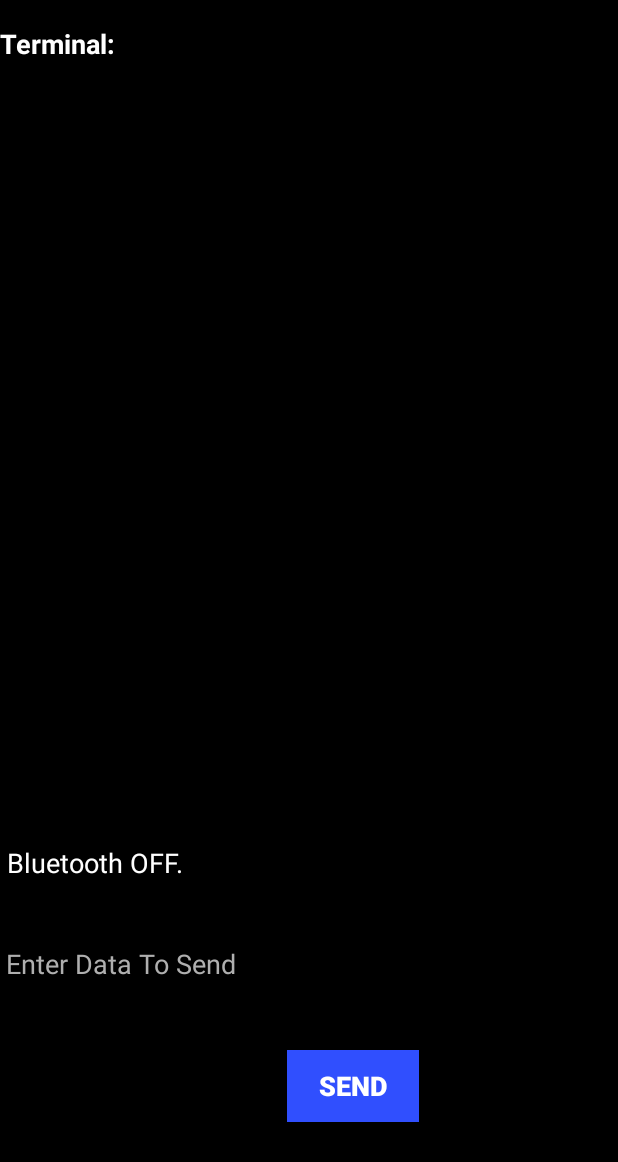
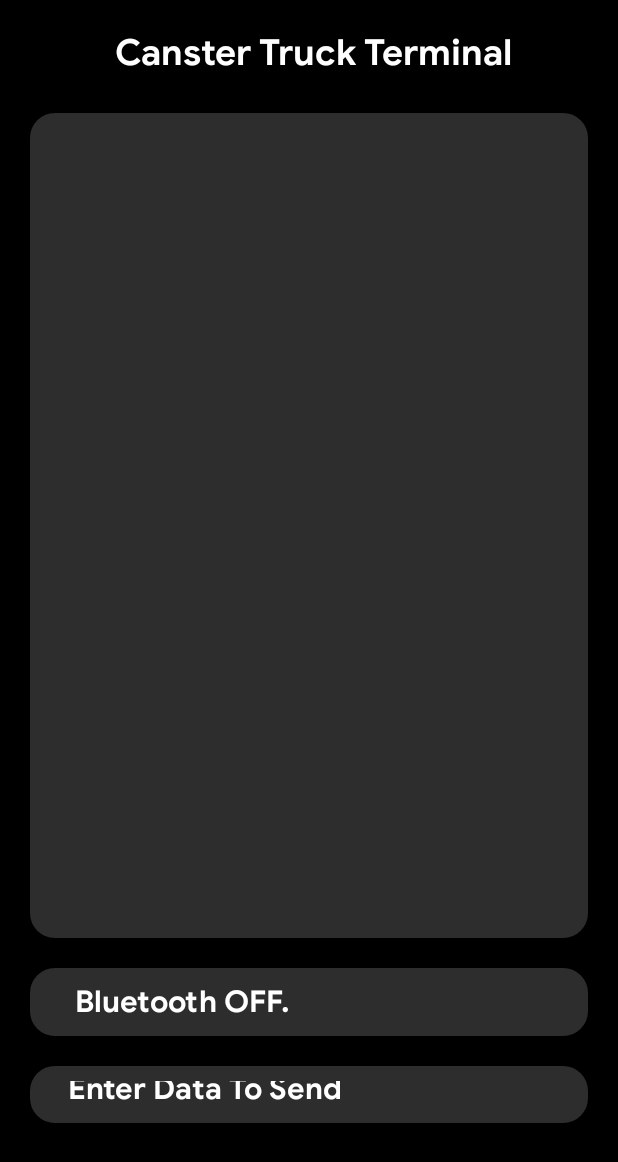
Before and after one commit to akhilcherukuri/canster_truck_application, an Android app: the DebugActivity screen opened directly, with no data from a screen before it, on a phone screen of 412 x 824 dp. Shown: the top 1162 px of the screen. Run offline under Robolectric (Android 15) with nearby library versions, the phone set to English and light mode, and no system bars; libraries missing offline, so code that uses them is left out: com.google.maps.android; 2 statements that could not run were skipped.

Commit message:
debug ui changed

```diff
--- a/app/src/main/java/com/cmpe243/canstertest/DebugActivity.java
+++ b/app/src/main/java/com/cmpe243/canstertest/DebugActivity.java
@@ -36,7 +36,7 @@ public class DebugActivity extends AppCompatActivity {
     public static String EXTRA_ADDRESS = "device_address";
 
     Button send_btn,start_btn,stop_btn;
-    TextView status,rxData;
+    TextView status, receivedData;
     EditText editText;
     @Override
     protected void onCreate(Bundle savedInstanceState) {
@@ -49,17 +49,17 @@ public class DebugActivity extends AppCompatActivity {
         mBluetoothAdapter = BluetoothAdapter.getDefaultAdapter();
         //Bluetooth_Setting:
 
-        rxData=(TextView)findViewById(R.id.rxData) ;
+        receivedData =(TextView)findViewById(R.id.rxData) ;
         status=(TextView)findViewById(R.id.status);
         send_btn=(Button)findViewById(R.id.send_btn);
-        start_btn=(Button)findViewById(R.id.start_btn);
-        stop_btn=(Button) findViewById(R.id.stop_btn);
+//        start_btn=(Button)findViewById(R.id.start_btn);
+//        stop_btn=(Button) findViewById(R.id.stop_btn);
         //end_btn=(Button)findViewById(R.id.end_btn);
         editText=(EditText) findViewById(R.id.editText);
         appendMessages = new StringBuilder();
         appendMessages2 = new StringBuilder();
 
-        rxData.setMovementMethod(new ScrollingMovementMethod());
+        receivedData.setMovementMethod(new ScrollingMovementMethod());
 
         userToast("Status: Connected to ",mConnectedDeviceAddress,true);
         BottomNavigationView bottomNavigationView = findViewById(R.id.bottomNavBar);
@@ -83,6 +83,15 @@ public class DebugActivity extends AppCompatActivity {
                         Toast.makeText(DebugActivity.this, "Bluetooth Restart", Toast.LENGTH_SHORT).show();
                         mChatService.stop();
                         setupChat();
+                        break;
+                    case R.id.navigation_info:
+                        if (mChatService != null) {
+                            mChatService.stop();
+                        }
+                        mBluetoothAdapter.cancelDiscovery();
+                        Intent openActivity2 = new Intent(DebugActivity.this, InfoActivity.class);
+                        openActivity2.putExtra(EXTRA_ADDRESS,mConnectedDeviceAddress);
+                        startActivityForResult(openActivity2,1);
                         break;
 
                 }
@@ -201,27 +210,27 @@ public class DebugActivity extends AppCompatActivity {
     public void send_btn(View view) {
         String message = (editText.getText().toString() + "\r\n");
         appendMessages.append("TX: \t" + message + "\n");
-        rxData.setText(appendMessages);
+        receivedData.setText(appendMessages);
         sendMessage(message);
     }
 
     public void start_btn(View view) {
         String message = "$START\r\n";
         appendMessages.append("TX: \t" + message + "\n");
-        rxData.setText(appendMessages);
+        receivedData.setText(appendMessages);
         sendMessage(message);
     }
 
     public void stop_btn(View view) {
         String message = "$STOP\r\n";
         appendMessages.append("TX: \t" + message + "\n");
-        rxData.setText(appendMessages);
+        receivedData.setText(appendMessages);
         sendMessage(message);
     }
 
     private void parseMessage(String readMessage) {
         appendMessages.append("RX: \t" + readMessage + "\n");
-        rxData.setText(appendMessages);
+        receivedData.setText(appendMessages);
         //rxData.setText("RX: "+readMessage);
     }
 
--- /dev/null
+++ b/app/src/main/res/drawable/rounded_corner.xml
@@ -0,0 +1,16 @@
+<?xml version="1.0" encoding="utf-8"?>
+<shape xmlns:android="http://schemas.android.com/apk/res/android" >
+    <stroke
+        android:width="1dp"
+        android:color="@color/grey2" />
+
+    <solid android:color="@color/grey2" />
+
+    <padding
+        android:left="1dp"
+        android:right="1dp"
+        android:bottom="1dp"
+        android:top="1dp" />
+
+    <corners android:radius="16dp" />
+</shape>
--- a/app/src/main/res/layout/activity_debug.xml
+++ b/app/src/main/res/layout/activity_debug.xml
@@ -7,111 +7,97 @@
     android:background="#000000">
 
     <TextView
-        android:id="@+id/status"
-        android:layout_width="0dp"
+        android:id="@+id/textView"
+        android:layout_width="match_parent"
         android:layout_height="wrap_content"
-        android:layout_below="@+id/editText"
-        android:text="Status: "
-        android:textColor="#FFFFFF"
-        android:textSize="18sp"
-        app:layout_constraintBottom_toTopOf="@+id/editText"
+        android:layout_margin="20dp"
+        android:layout_marginStart="20dp"
+        android:layout_marginTop="35dp"
+        android:layout_marginEnd="20dp"
+        android:fontFamily="@font/googlesans_bold"
+        android:text=" Canster Truck Terminal"
+        android:textAlignment="center"
+        android:textColor="@color/white"
+        android:textSize="24sp"
         app:layout_constraintEnd_toEndOf="parent"
         app:layout_constraintStart_toStartOf="parent"
-        app:layout_constraintTop_toBottomOf="@+id/rxData" />
+        app:layout_constraintTop_toTopOf="parent" />
 
+    <LinearLayout
+        android:layout_width="match_parent"
+        android:layout_height="match_parent"
+        android:layout_marginTop="65dp"
+        android:layout_marginBottom="65dp"
+        android:orientation="vertical"
+        android:layout_marginRight="10dp"
+        android:layout_marginLeft="10dp"
+        app:layout_constraintBottom_toBottomOf="parent"
+        app:layout_constraintTop_toTopOf="parent"
+        tools:layout_editor_absoluteX="15dp">
 
+        <TextView
+            android:id="@+id/rxData"
+            android:layout_width="match_parent"
+            android:layout_height="550dp"
+            android:layout_gravity="center"
+            android:layout_margin="10dp"
+            android:paddingTop="10dp"
+            android:paddingRight="20dp"
+            android:paddingLeft="20dp"
+            android:paddingBottom="10dp"
+            android:background="@drawable/rounded_corner"
+            android:scrollbars="horizontal"
+            android:textColor="@android:color/white"
+            android:textSize="18sp"
+            android:textStyle="bold" />
+
+        <TextView
+            android:id="@+id/status"
+            android:layout_width="match_parent"
+            android:layout_height="wrap_content"
+            android:background="@drawable/rounded_corner"
+            android:fontFamily="@font/googlesans_bold"
+            android:paddingLeft="25dp"
+            android:layout_margin="10dp"
+            android:paddingTop="10dp"
+            android:paddingRight="25dp"
+            android:paddingBottom="10dp"
+            android:text="Status: "
+            android:textColor="@color/white"
+            android:textColorHint="@color/white"
+            android:textSize="20sp" />
 
         <EditText
             android:id="@+id/editText"
             android:layout_width="match_parent"
             android:layout_height="wrap_content"
-        android:layout_alignParentTop="true"
-        android:layout_marginTop="16dp"
-        android:layout_marginBottom="8dp"
-        android:ems="10"
+            android:background="@drawable/rounded_corner"
+            android:fontFamily="@font/googlesans_bold"
             android:hint="Enter Data To Send"
             android:inputType="textPersonName"
-        android:textColor="#FFFFFF"
-        android:textColorHint="#AFAFAF"
-        android:textSize="18sp"
-        app:layout_constraintBottom_toTopOf="@+id/send_btn"
-        app:layout_constraintEnd_toEndOf="parent"
-        app:layout_constraintStart_toStartOf="parent"
-        app:layout_constraintTop_toBottomOf="@+id/status" />
-
-    <TextView
-        android:id="@+id/rxData"
-        android:layout_width="407dp"
-        android:layout_height="529dp"
-        android:layout_alignParentTop="true"
-        android:layout_alignParentEnd="true"
-        android:background="@android:color/black"
-        android:scrollbars="horizontal"
-        android:text="Terminal:"
-        android:textColor="@android:color/white"
-        android:textSize="18sp"
-        android:textStyle="bold"
-        app:layout_constraintBottom_toTopOf="@+id/status"
-        app:layout_constraintEnd_toEndOf="parent"
-        app:layout_constraintHorizontal_bias="0.0"
-        app:layout_constraintStart_toStartOf="parent"
-        app:layout_constraintTop_toTopOf="parent" />
+            android:layout_margin="10dp"
+            android:paddingLeft="25dp"
+            android:paddingTop="10dp"
+            android:paddingRight="25dp"
+            android:paddingBottom="10dp"
+            android:textColor="@color/white"
+            android:textColorHint="@color/white"
+            android:textSize="20sp" />
 
         <Button
             android:id="@+id/send_btn"
-        android:layout_width="88dp"
+            android:layout_width="match_parent"
             android:layout_height="wrap_content"
-        android:layout_marginStart="16dp"
-        android:layout_marginTop="10dp"
-        android:layout_marginEnd="16dp"
-        android:layout_marginBottom="59dp"
-        android:layout_weight="1"
-        android:background="#304FFE"
+            android:fontFamily="@font/googlesans_bold"
+            android:background="@drawable/rounded_corner"
             android:onClick="send_btn"
+            android:layout_margin="10dp"
             android:text="SEND"
             android:textSize="18sp"
-        android:textStyle="bold"
-        app:layout_constraintBottom_toBottomOf="parent"
-        app:layout_constraintEnd_toStartOf="@+id/stop_btn"
-        app:layout_constraintStart_toEndOf="@+id/start_btn"
-        app:layout_constraintTop_toBottomOf="@+id/editText" />
+            android:textStyle="bold" />
 
-    <Button
-        android:id="@+id/start_btn"
-        android:layout_width="wrap_content"
-        android:layout_height="wrap_content"
-        android:layout_marginStart="32dp"
-        android:layout_marginTop="10dp"
-        android:layout_marginBottom="53dp"
-        android:background="#64DD17"
-        android:onClick="start_btn"
-        android:text="Start"
-        android:textSize="18sp"
-        android:textStyle="bold"
-        android:visibility="gone"
-        app:layout_constraintBottom_toBottomOf="parent"
-        app:layout_constraintEnd_toStartOf="@+id/send_btn"
-        app:layout_constraintHorizontal_bias="0.6"
-        app:layout_constraintStart_toStartOf="parent"
-        app:layout_constraintTop_toBottomOf="@+id/editText" />
+    </LinearLayout>
 
-    <Button
-        android:id="@+id/stop_btn"
-        android:layout_width="wrap_content"
-        android:layout_height="wrap_content"
-        android:layout_marginTop="10dp"
-        android:layout_marginEnd="32dp"
-        android:layout_marginBottom="53dp"
-        android:background="#D50000"
-        android:onClick="stop_btn"
-        android:text="Stop"
-        android:textSize="18sp"
-        android:textStyle="bold"
-        android:visibility="gone"
-        app:layout_constraintBottom_toBottomOf="parent"
-        app:layout_constraintEnd_toEndOf="parent"
-        app:layout_constraintStart_toEndOf="@+id/send_btn"
-        app:layout_constraintTop_toBottomOf="@+id/editText" />
 
     <com.google.android.material.bottomnavigation.BottomNavigationView
         android:id="@+id/bottomNavBar"
--- a/app/src/main/res/layout/activity_info_main.xml
+++ b/app/src/main/res/layout/activity_info_main.xml
@@ -246,8 +246,6 @@
                             android:fontFamily="@font/googlesans_bold"
                             android:textColor="@color/white"
                             android:textSize="20sp" />
-
-
 
                     </LinearLayout>
 
```
Also changed, not shown: 1 other file. Lines whose indentation alone changed are shown as unchanged.
